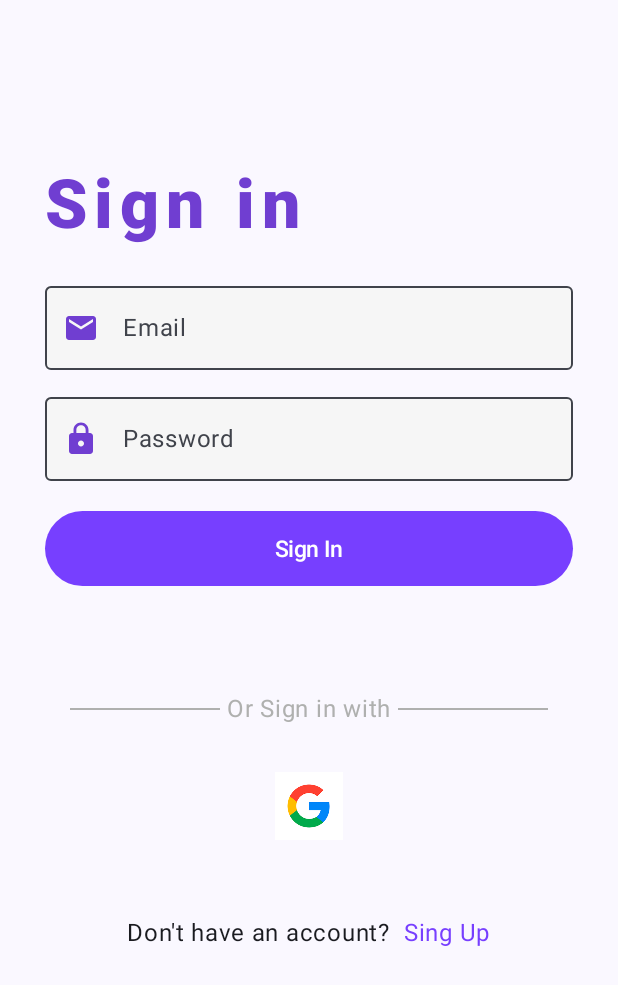
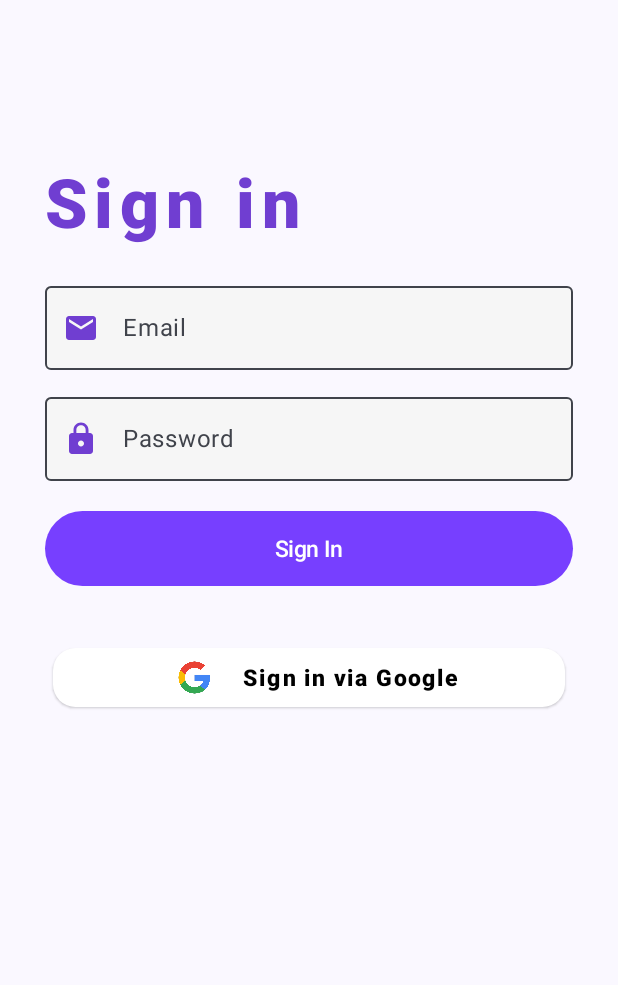
Before and after one commit to nerminebgr/Mobile_Parking, an Android app built with Jetpack Compose: the screen it shows after launch (MainActivity), item 2 of the bottom bar chosen, on a phone screen of 412 x 824 dp. Shown: the top 985 px of the screen. Run offline under Robolectric (Android 15) with nearby library versions, the phone set to English and light mode, and no system bars; our stand-ins replace Firebase (no records; nobody signed in at launch, a user with empty details on screens opened directly), Room's generated code; network calls fail; pictures from the network do not load; 8 statements that could not run were skipped.

Commit message:
auth with google

```diff
--- a/app/src/main/java/com/example/project/Constants.kt
+++ b/app/src/main/java/com/example/project/Constants.kt
@@ -1,3 +1,3 @@
 package com.example.project
 
-const val URL = "https://f832-41-111-189-195.ngrok-free.app"
+const val URL = "https://49f3-105-235-129-103.ngrok-free.app"
--- a/app/src/main/java/com/example/project/interfaces/Signin.kt
+++ b/app/src/main/java/com/example/project/interfaces/Signin.kt
@@ -1,7 +1,13 @@
 package com.example.project.interfaces
 
 
+import android.content.Intent
+import android.util.Log
 import android.widget.Toast
+import androidx.activity.compose.ManagedActivityResultLauncher
+import androidx.activity.compose.rememberLauncherForActivityResult
+import androidx.activity.result.ActivityResult
+import androidx.activity.result.contract.ActivityResultContracts
 import androidx.compose.foundation.Image
 import androidx.compose.foundation.background
 import androidx.compose.foundation.border
@@ -16,6 +22,7 @@ import androidx.compose.foundation.layout.fillMaxSize
 import androidx.compose.foundation.layout.fillMaxWidth
 import androidx.compose.foundation.layout.height
 import androidx.compose.foundation.layout.padding
+import androidx.compose.foundation.layout.size
 import androidx.compose.foundation.layout.width
 import androidx.compose.foundation.rememberScrollState
 import androidx.compose.foundation.shape.RoundedCornerShape
@@ -30,6 +37,7 @@ import androidx.compose.material3.ButtonColors
 import androidx.compose.material3.ButtonDefaults
 import androidx.compose.material3.CircularProgressIndicator
 import androidx.compose.material3.Divider
+import androidx.compose.material3.ElevatedButton
 import androidx.compose.material3.ExperimentalMaterial3Api
 import androidx.compose.material3.Icon
 import androidx.compose.material3.OutlinedTextField
@@ -41,6 +49,7 @@ import androidx.compose.runtime.LaunchedEffect
 import androidx.compose.runtime.getValue
 import androidx.compose.runtime.mutableStateOf
 import androidx.compose.runtime.remember
+import androidx.compose.runtime.rememberCoroutineScope
 import androidx.compose.runtime.setValue
 import androidx.compose.ui.Alignment
 import androidx.compose.ui.Modifier
@@ -52,10 +61,12 @@ import androidx.compose.ui.platform.LocalContext
 import androidx.compose.ui.res.painterResource
 import androidx.compose.ui.res.stringResource
 import androidx.compose.ui.text.TextStyle
+import androidx.compose.ui.text.font.FontFamily
 import androidx.compose.ui.text.font.FontWeight
 import androidx.compose.ui.text.input.KeyboardType
 import androidx.compose.ui.text.input.PasswordVisualTransformation
 import androidx.compose.ui.unit.dp
+import androidx.compose.ui.unit.em
 import androidx.compose.ui.unit.sp
 import androidx.navigation.NavHostController
 import com.example.project.R
@@ -63,6 +74,16 @@ import com.example.project.databases.DataClasses.Credentials
 import com.example.project.databases.DataClasses.RegisterRequest
 import com.example.project.interfaces.DestinationPath
 import com.example.project.models.UserModel
+import com.google.android.gms.auth.api.signin.GoogleSignIn
+import com.google.android.gms.common.api.ApiException
+import com.google.firebase.Firebase
+import com.google.firebase.auth.AuthResult
+import com.google.firebase.auth.auth
+import com.google.android.gms.auth.api.signin.GoogleSignInAccount
+import com.google.android.gms.auth.api.signin.GoogleSignInOptions
+import com.google.firebase.auth.GoogleAuthProvider
+import kotlinx.coroutines.launch
+import kotlinx.coroutines.tasks.await
 
 
 @OptIn(ExperimentalMaterial3Api::class)
@@ -71,6 +92,16 @@ fun DisplaySignIn(navController: NavHostController,userModel: UserModel){
     var email by remember { mutableStateOf("") }
     var password by remember { mutableStateOf("") }
     var errorMessage by remember { mutableStateOf("") }
+    var user by remember { mutableStateOf(Firebase.auth.currentUser) }
+    val launcher = rememberFirebaseAuthLauncher(
+        onAuthComplete = { result ->
+            user = result.user
+        },
+        onAuthError = {
+            user = null
+        }
+    )
+    val token = stringResource(id = R.string.client_id)
     val context = LocalContext.current
 
 
@@ -199,75 +230,76 @@ fun DisplaySignIn(navController: NavHostController,userModel: UserModel){
             }
 
             Column(
-                modifier = Modifier
-                    .fillMaxSize()
-                    .padding(top = 70.dp),
-                verticalArrangement = Arrangement.Center
+                modifier = Modifier.fillMaxWidth(),
+                verticalArrangement = Arrangement.Center,
+                horizontalAlignment = Alignment.CenterHorizontally
             ) {
-                Row(
-                    verticalAlignment = Alignment.CenterVertically,
-                    horizontalArrangement = Arrangement.Center,
-                    modifier = Modifier.fillMaxWidth()
-                )
-                {
-                    Divider(
-                        color = Color(0xFFAFB0AF),
-                        thickness = 1.dp,
+                if (user == null) {
+                    Spacer(modifier = Modifier.height(35.dp))
+                    ElevatedButton(onClick = {
+                        val gso =
+                            GoogleSignInOptions
+                                .Builder(GoogleSignInOptions.DEFAULT_SIGN_IN)
+                                .requestIdToken(token)
+                                .requestEmail()
+                                .build()
+                        val googleSignInClient = GoogleSignIn
+                            .getClient(context, gso)
+                        launcher
+                            .launch(googleSignInClient.signInIntent)
+                    },
+                        shape = RoundedCornerShape(15.dp),
                         modifier = Modifier
-                            .width(100.dp)
-                    )
-                    Text(
-                        text = " Or Sign in with ",
-                        color = Color(0xFFAFB0AF)
-                    )
+                            .height(50.dp)
+                            .fillMaxSize()
+                            .padding(5.dp),
+                        colors = ButtonDefaults.buttonColors(
+                            containerColor = Color.White,
+                            contentColor = Color.Black
+                        )
+                    ) {
+                        Image(painter = painterResource(id = R.drawable.google_logo),
+                            contentDescription ="",
+                            modifier = Modifier.size(45.dp),
+                            contentScale = ContentScale.Fit )
 
-                    Divider(
-                        color = Color(0xFFAFB0AF),
-                        thickness = 1.dp,
+                        Spacer(modifier = Modifier.width(10.dp))
+
+                        Text("Sign in via Google",
+                            fontFamily = FontFamily.SansSerif,
+                            fontWeight = FontWeight.ExtraBold,
+                            fontSize = 15.sp,
+                            letterSpacing = 0.1.em)
+                    }
+                } else {
+
+                    Text("Hi, ${user!!.displayName}!",
+                        fontFamily = FontFamily.SansSerif,
+                        fontWeight = FontWeight.ExtraBold,
+                        fontSize = 14.sp, color = Color.White)
+
+                    Spacer(modifier = Modifier.height(30.dp))
+
+                    Button(onClick = {
+                        Firebase.auth.signOut()
+                        user = null
+                    },
+                        shape = RoundedCornerShape(15.dp),
                         modifier = Modifier
-                            .width(100.dp)
-                        //.padding(vertical = 8.dp)
-                    )
-
+                            .height(50.dp)
+                            .fillMaxSize()
+                            .padding(5.dp),
+                        colors = ButtonDefaults.buttonColors(
+                            containerColor = Color.White,
+                            contentColor = Color.Black
+                        )) {
+                        Text("Log out",
+                            fontFamily = FontFamily.SansSerif,
+                            fontWeight = FontWeight.ExtraBold,
+                            fontSize = 15.sp,
+                            letterSpacing = 0.1.em)
+                    }
                 }
-
-                Row(
-                    horizontalArrangement = Arrangement.SpaceEvenly,
-
-                    modifier = Modifier
-                        .padding(top = 30.dp)
-                        .fillMaxWidth(1f)
-                ) {
-                    Image(
-                        painter = painterResource(id = R.drawable.img_2),
-                        contentDescription = null,
-                        modifier = Modifier
-                            //.fillMaxWidth()
-                            .height(45.dp)
-                            .width(45.dp),
-
-                        contentScale = ContentScale.FillWidth
-                    )
-                }
-
-                Spacer(modifier = Modifier.height(50.dp))
-                Row(
-
-
-                    modifier = Modifier
-                        .align(Alignment.CenterHorizontally)
-
-                ) {
-                    Text(text = "Don't have an account? ")
-                    Text(text = " Sing Up",
-                        color = Color(0xFF773FFF),
-                        modifier = Modifier
-                            .clickable {
-                                navController.navigate(DestinationPath.SignUp.route)
-                            })
-                }
-
-
             }
 
 
@@ -278,6 +310,34 @@ fun DisplaySignIn(navController: NavHostController,userModel: UserModel){
     }
 }
 
+@Composable
+fun rememberFirebaseAuthLauncher(
+    onAuthComplete: (AuthResult) -> Unit,
+    onAuthError: (ApiException) -> Unit
+): ManagedActivityResultLauncher<Intent, ActivityResult> {
+    val scope = rememberCoroutineScope()
+    return rememberLauncherForActivityResult(
+        ActivityResultContracts
+        .StartActivityForResult()){result ->
+        val task = GoogleSignIn.getSignedInAccountFromIntent(result.data)
+        try {
+            val account = task
+                .getResult(ApiException::class.java)!!
+            Log.d("GoogleAuth", "account $account")
+            val credential = GoogleAuthProvider
+                .getCredential(account.idToken!!, null)
+            scope.launch {
+                val authResult = Firebase
+                    .auth.signInWithCredential(credential).await()
+                onAuthComplete(authResult)
+            }
+        } catch (e: ApiException) {
+            Log.d("GoogleAuth", e.toString())
+            onAuthError(e)
+        }
+
+    }
+}
 
 @Composable
 fun Loading(userModel: UserModel ){
--- a/app/src/main/res/values/strings.xml
+++ b/app/src/main/res/values/strings.xml
@@ -1,3 +1,4 @@
 <resources>
     <string name="app_name">Project</string>
+    <string name="client_id">980170165022-pc6j9bgn62nqedchivt5o3cfm0ni78ue.apps.googleusercontent.com</string>
 </resources>
```
Also changed, not shown: app/build.gradle.kts (+5 -2 lines), build.gradle.kts (+6 -1 lines), app/src/main/res/drawable/google_logo.png (added).
